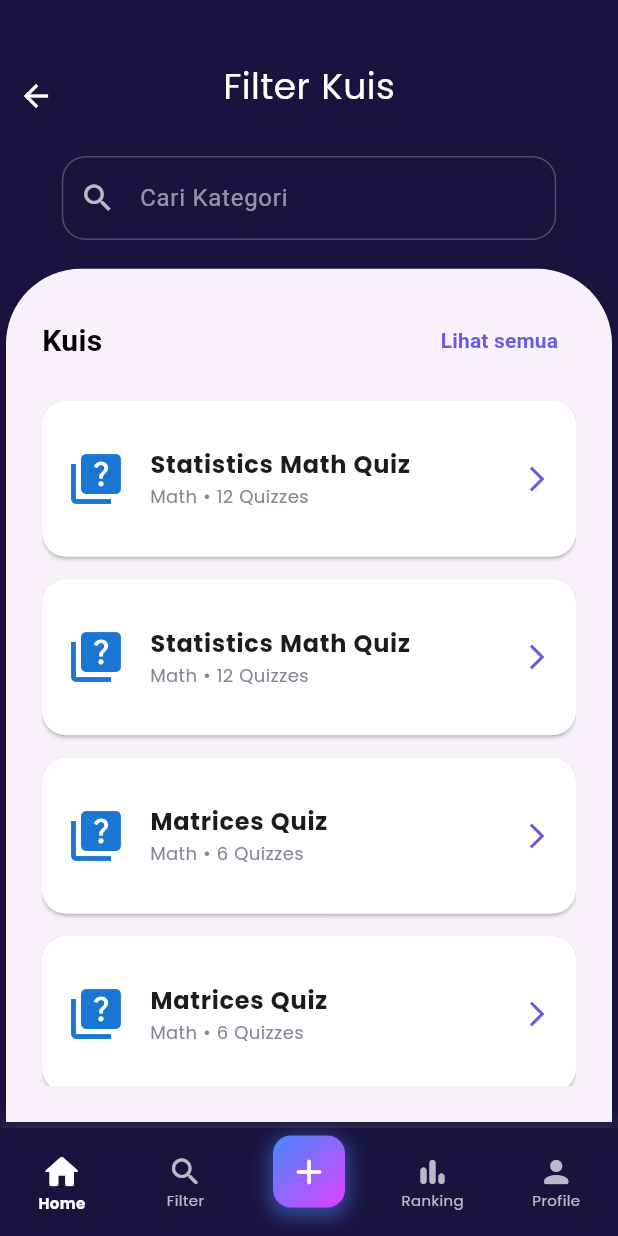
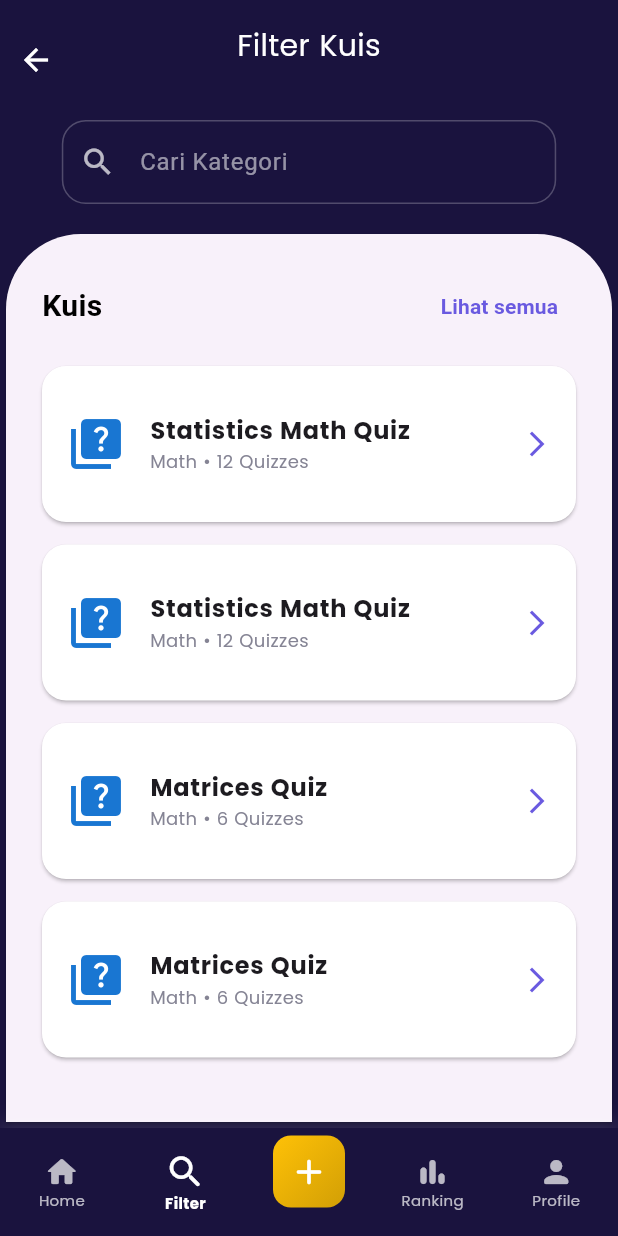
Before and after one commit to ZiaKfa/qumon-ui, a Flutter app: the FilterKuisPage screen opened directly, on a phone screen of 412 x 824 dp. Run offline on Flutter 3.47's test engine with Material 3 defaults, Android fonts, the phone set to English and light mode, and no system bars.

Commit message:
memperbaiki navbar

```diff
--- a/lib/ui/filter_kuis_page.dart
+++ b/lib/ui/filter_kuis_page.dart
@@ -15,10 +15,18 @@ class FilterKuisPage extends StatelessWidget {
       ),
       child: Scaffold(
         backgroundColor: const Color(0xFF1A133E),
-        body: Stack(children: [
-          Positioned(top: 40, child: _buildTop(context)),
-          Positioned(bottom: 0, child: _buildBottom(context)),
-        ]),
+        body: SafeArea(
+          child: Column(
+            children: [
+              // Bagian atas
+              _buildTop(context),
+              // Expanded untuk memberi ruang bagi konten lainnya
+              Expanded(
+                child: _buildBottom(context),
+              ),
+            ],
+          ),
+        ),
         bottomNavigationBar: _buildBottomNavigationBar(context),
       ),
     );
@@ -26,12 +34,14 @@ class FilterKuisPage extends StatelessWidget {
 
   Widget _buildTop(BuildContext context) {
     final mediaSize = MediaQuery.of(context).size;
-    return SizedBox(
+    return Padding(
+      padding: const EdgeInsets.only(top: 16), // Menambahkan margin atas
+      child: SizedBox(
         width: mediaSize.width,
         child: Column(
           mainAxisSize: MainAxisSize.min,
           children: [
-          // Row for back button and title
+            // Row untuk tombol kembali dan judul
             Stack(
               children: [
                 Align(
@@ -48,7 +58,7 @@ class FilterKuisPage extends StatelessWidget {
                     "Filter Kuis",
                     style: TextStyle(
                       color: Colors.white,
-                    fontSize: 24,
+                      fontSize: 20,
                       fontFamily: 'Poppins',
                     ),
                   ),
@@ -60,8 +70,7 @@ class FilterKuisPage extends StatelessWidget {
             Padding(
               padding: const EdgeInsets.symmetric(horizontal: 16),
               child: SizedBox(
-              width: MediaQuery.of(context).size.width *
-                  0.8, // Reduce width to 80% of screen width
+                width: MediaQuery.of(context).size.width * 0.8,
                 child: TextField(
                   decoration: InputDecoration(
                     hintText: 'Cari Kategori',
@@ -84,6 +93,7 @@ class FilterKuisPage extends StatelessWidget {
             ),
           ],
         ),
+      ),
     );
   }
 
@@ -93,7 +103,9 @@ class FilterKuisPage extends StatelessWidget {
 
     return StatefulBuilder(
       builder: (BuildContext context, StateSetter setState) {
-        return SizedBox(
+        return Padding(
+          padding: const EdgeInsets.only(top: 16),
+          child: SizedBox(
             width: mediaSize.width,
             height: mediaSize.height *
                 0.7, // Tetapkan tinggi tetap untuk bagian bawah
@@ -146,6 +158,7 @@ class FilterKuisPage extends StatelessWidget {
                       ),
                     ),
                   ],
+                ),
               ),
             ),
           ),
@@ -283,22 +296,34 @@ class FilterKuisPage extends StatelessWidget {
           fontFamily: 'Poppins',
           fontSize: 10,
         ),
+        currentIndex: 1,
         onTap: (index) {
           switch (index) {
             case 0:
-            Navigator.push(context, MaterialPageRoute(builder: (context) => const Homepage()));
+              Navigator.push(context,
+                  MaterialPageRoute(builder: (context) => const Homepage()));
               break;
             case 1:
-            Navigator.push(context, MaterialPageRoute(builder: (context) => const FilterKuisPage()));
+              Navigator.push(
+                  context,
+                  MaterialPageRoute(
+                      builder: (context) => const FilterKuisPage()));
               break;
             case 2:
-            Navigator.push(context, MaterialPageRoute(builder: (context) => const TambahKuisPage()));
+              Navigator.push(
+                  context,
+                  MaterialPageRoute(
+                      builder: (context) => const TambahKuisPage()));
               break;
             case 3:
-            Navigator.push(context, MaterialPageRoute(builder: (context) => const PeringkatPage()));
+              Navigator.push(
+                  context,
+                  MaterialPageRoute(
+                      builder: (context) => const PeringkatPage()));
               break;
             case 4:
-            Navigator.push(context, MaterialPageRoute(builder: (context) => const ProfilPage()));
+              Navigator.push(context,
+                  MaterialPageRoute(builder: (context) => const ProfilPage()));
               break;
           }
         },
@@ -343,19 +368,11 @@ BottomNavigationBarItem _buildSpecialAddButton() {
       icon: Container(
         decoration: BoxDecoration(
           gradient: LinearGradient(
-          colors: [Colors.blueAccent, Colors.purpleAccent],
+            colors: [Colors.amber, const Color.fromARGB(255, 210, 159, 5)],
             begin: Alignment.topLeft,
             end: Alignment.bottomRight,
           ),
           borderRadius: BorderRadius.circular(12),
-        boxShadow: [
-          BoxShadow(
-            color: Colors.blueAccent.withOpacity(0.5),
-            spreadRadius: 2,
-            blurRadius: 10,
-            offset: const Offset(0, 4),
-          ),
-        ],
         ),
         padding: const EdgeInsets.all(10),
         child: const Icon(
@@ -367,5 +384,4 @@ BottomNavigationBarItem _buildSpecialAddButton() {
       label: '',
     );
   }
-
 }
```
Also changed, not shown: lib/ui/home_page.dart (+2 -10 lines), lib/ui/peringkat_page.dart (+44 -27 lines), lib/ui/profil_page.dart (+14 -15 lines), lib/ui/tambah_kuis_page.dart (+20 -8 lines). Lines whose indentation alone changed are shown as unchanged.
